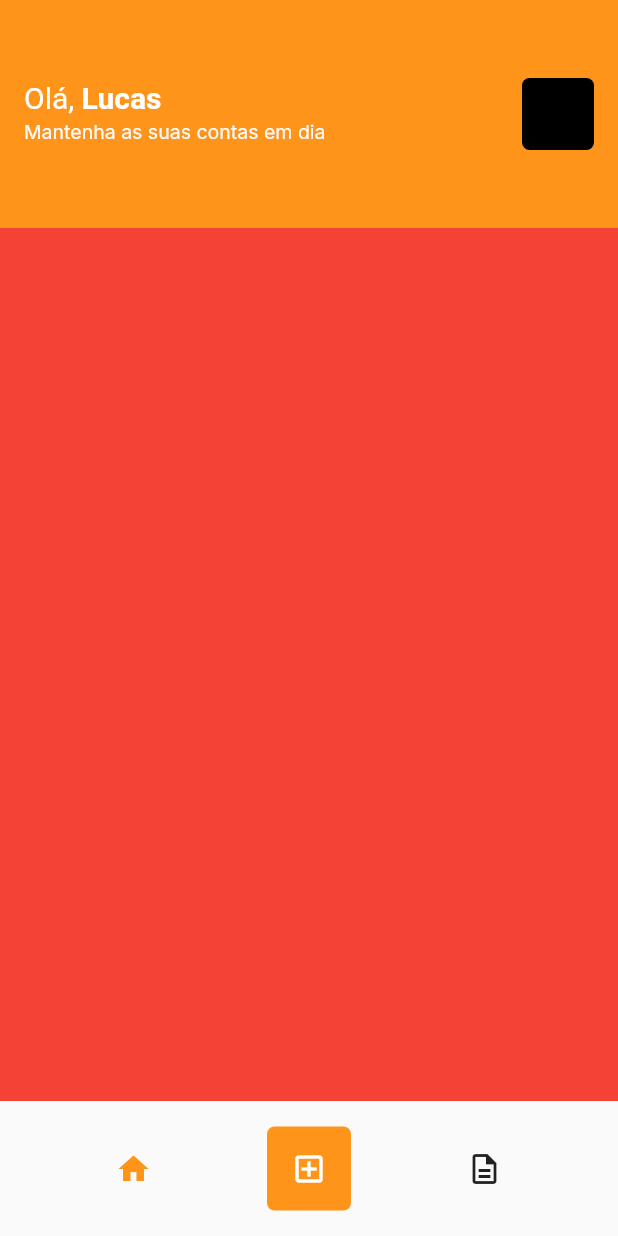
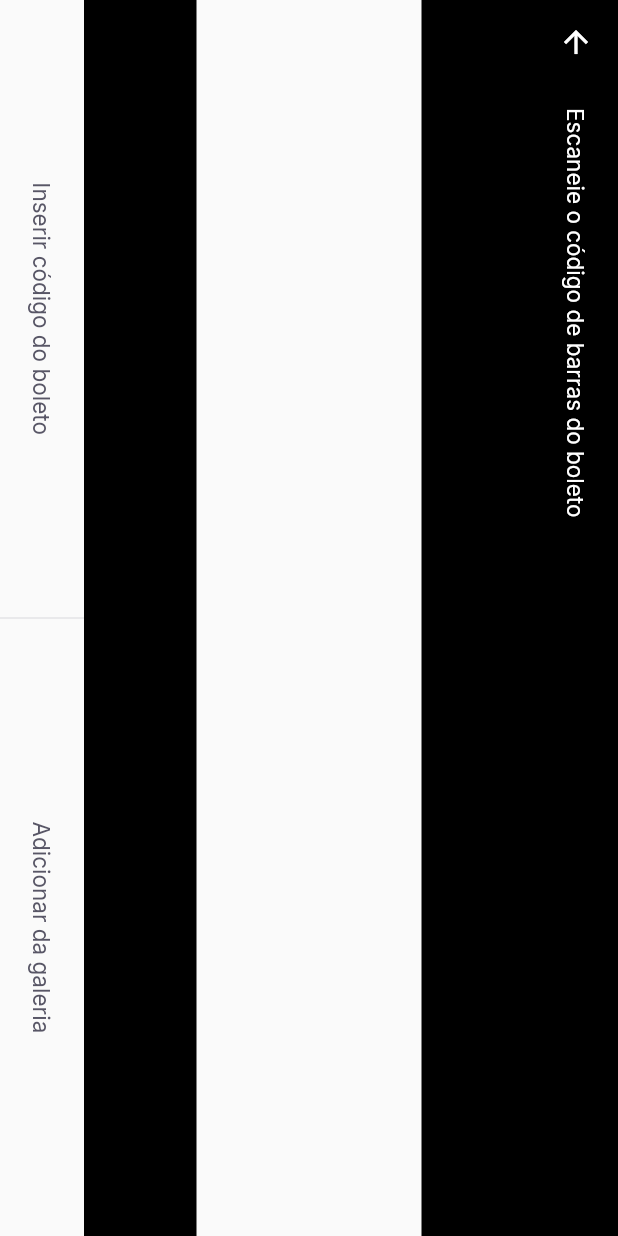
Before and after one commit to fell-lucas/payflow, a Flutter app: the HomePage screen opened by its route, after a tap on the "add box" icon, on a phone screen of 412 x 824 dp. Run offline on Flutter 3.47's test engine with Material 2 defaults, Android fonts, the phone set to English and light mode, and no system bars; our stand-ins replace firebase_core, google_fonts, google_sign_in, shared_preferences; accounts and stored records are empty.

Commit message:
bar code scanner page

```diff
--- a/lib/app_widget.dart
+++ b/lib/app_widget.dart
@@ -1,4 +1,5 @@
 import 'package:flutter/material.dart';
+import 'package:payflow/modules/barcode_scanner/barcode_scanner_page.dart';
 import 'package:payflow/modules/home/home_page.dart';
 import 'package:payflow/modules/login/login_page.dart';
 import 'package:payflow/modules/splash/splash_page.dart';
@@ -9,13 +10,17 @@ class AppWidget extends StatelessWidget {
   Widget build(BuildContext context) {
     return MaterialApp(
       title: 'PayFlow',
-      theme: ThemeData(primaryColor: AppColors.primary),
+      theme: ThemeData(
+        primaryColor: AppColors.primary,
+        primarySwatch: Colors.orange,
+      ),
       home: LoginPage(),
       initialRoute: "/splash",
       routes: {
         "/splash": (context) => SplashPage(),
         "/home": (context) => HomePage(),
         "/login": (context) => LoginPage(),
+        "/barcode_scanner": (context) => BarcodeScannerPage(),
       },
     );
   }
--- /dev/null
+++ b/lib/modules/barcode_scanner/barcode_scanner_page.dart
@@ -0,0 +1,66 @@
+import 'package:flutter/material.dart';
+import 'package:payflow/shared/themes/app_colors.dart';
+import 'package:payflow/shared/themes/app_text_styles.dart';
+import 'package:payflow/shared/widgets/divider_vertical/divider_vertical_widget.dart';
+import 'package:payflow/shared/widgets/label_button/label_button.dart';
+import 'package:payflow/shared/widgets/set_label_buttons/set_label_buttons.dart';
+
+class BarcodeScannerPage extends StatefulWidget {
+  BarcodeScannerPage({Key? key}) : super(key: key);
+
+  @override
+  _BarcodeScannerPageState createState() => _BarcodeScannerPageState();
+}
+
+class _BarcodeScannerPageState extends State<BarcodeScannerPage> {
+  @override
+  Widget build(BuildContext context) {
+    return SafeArea(
+      top: true,
+      bottom: true,
+      left: true,
+      right: true,
+      child: RotatedBox(
+        quarterTurns: 1,
+        child: Scaffold(
+          appBar: AppBar(
+            backgroundColor: Colors.black,
+            title: Text(
+              'Escaneie o código de barras do boleto',
+              style: TextStyles.buttonBackground,
+            ),
+            leading: BackButton(
+              color: AppColors.background,
+            ),
+          ),
+          body: Column(
+            children: [
+              Expanded(
+                child: Container(
+                  color: Colors.black,
+                ),
+              ),
+              Expanded(
+                flex: 2,
+                child: Container(
+                  color: Colors.transparent,
+                ),
+              ),
+              Expanded(
+                child: Container(
+                  color: Colors.black,
+                ),
+              )
+            ],
+          ),
+          bottomNavigationBar: SetLabelButtons(
+            primaryLabel: 'Inserir código do boleto',
+            primaryCb: () {},
+            secondaryLabel: 'Adicionar da galeria',
+            secondaryCb: () {},
+          ),
+        ),
+      ),
+    );
+  }
+}
--- a/lib/modules/home/home_page.dart
+++ b/lib/modules/home/home_page.dart
@@ -70,7 +70,7 @@ class _HomePageState extends State<HomePage> {
             ),
             GestureDetector(
               onTap: () {
-                print('ok');
+                Navigator.pushNamed(context, "/barcode_scanner");
               },
               child: Container(
                 width: 56,
@@ -79,12 +79,9 @@ class _HomePageState extends State<HomePage> {
                   color: AppColors.primary,
                   borderRadius: BorderRadius.circular(5),
                 ),
-                child: IconButton(
-                  onPressed: () {},
-                  icon: Icon(
-                    Icons.add_box_outlined,
-                    color: AppColors.background,
-                  ),
+                child: Icon(
+                  Icons.add_box_outlined,
+                  color: AppColors.background,
                 ),
               ),
             ),
@@ -95,6 +92,7 @@ class _HomePageState extends State<HomePage> {
               },
               icon: Icon(
                 Icons.description_outlined,
+                color: AppColors.body,
               ),
             ),
           ],
--- /dev/null
+++ b/lib/shared/widgets/divider_vertical/divider_vertical_widget.dart
@@ -0,0 +1,15 @@
+import 'package:flutter/material.dart';
+import 'package:payflow/shared/themes/app_colors.dart';
+
+class DividerVerticalWidget extends StatelessWidget {
+  const DividerVerticalWidget({Key? key}) : super(key: key);
+
+  @override
+  Widget build(BuildContext context) {
+    return Container(
+      width: 1,
+      height: double.maxFinite,
+      color: AppColors.stroke,
+    );
+  }
+}
--- /dev/null
+++ b/lib/shared/widgets/label_button/label_button.dart
@@ -0,0 +1,26 @@
+import 'package:flutter/material.dart';
+import 'package:payflow/shared/themes/app_text_styles.dart';
+
+class LabelButton extends StatelessWidget {
+  final String label;
+  final VoidCallback onPressed;
+  const LabelButton({
+    Key? key,
+    required this.label,
+    required this.onPressed,
+  }) : super(key: key);
+
+  @override
+  Widget build(BuildContext context) {
+    return Container(
+      height: 56,
+      child: TextButton(
+        onPressed: onPressed,
+        child: Text(
+          label,
+          style: TextStyles.buttonHeading,
+        ),
+      ),
+    );
+  }
+}
--- /dev/null
+++ b/lib/shared/widgets/set_label_buttons/set_label_buttons.dart
@@ -0,0 +1,41 @@
+import 'package:flutter/material.dart';
+import 'package:payflow/shared/widgets/divider_vertical/divider_vertical_widget.dart';
+import 'package:payflow/shared/widgets/label_button/label_button.dart';
+
+class SetLabelButtons extends StatelessWidget {
+  final String primaryLabel;
+  final VoidCallback primaryCb;
+  final String secondaryLabel;
+  final VoidCallback secondaryCb;
+  const SetLabelButtons({
+    Key? key,
+    required this.primaryLabel,
+    required this.primaryCb,
+    required this.secondaryLabel,
+    required this.secondaryCb,
+  }) : super(key: key);
+
+  @override
+  Widget build(BuildContext context) {
+    return Container(
+      height: 56,
+      child: Row(
+        children: [
+          Expanded(
+            child: LabelButton(
+              label: primaryLabel,
+              onPressed: primaryCb,
+            ),
+          ),
+          DividerVerticalWidget(),
+          Expanded(
+            child: LabelButton(
+              label: secondaryLabel,
+              onPressed: secondaryCb,
+            ),
+          ),
+        ],
+      ),
+    );
+  }
+}
--- a/pubspec.yaml
+++ b/pubspec.yaml
@@ -33,6 +33,10 @@ dependencies:
   google_sign_in: ^5.0.4
   google_sign_in_web: ^0.10.0
   shared_preferences: ^2.0.6
+  google_ml_kit: ^0.6.0
+  camera: ^0.8.1+3
+  image_picker: ^0.8.1+1
+  image_picker_for_web: ^2.0.0
 
 dev_dependencies:
   flutter_test:
```
Also changed, not shown: pubspec.lock.
